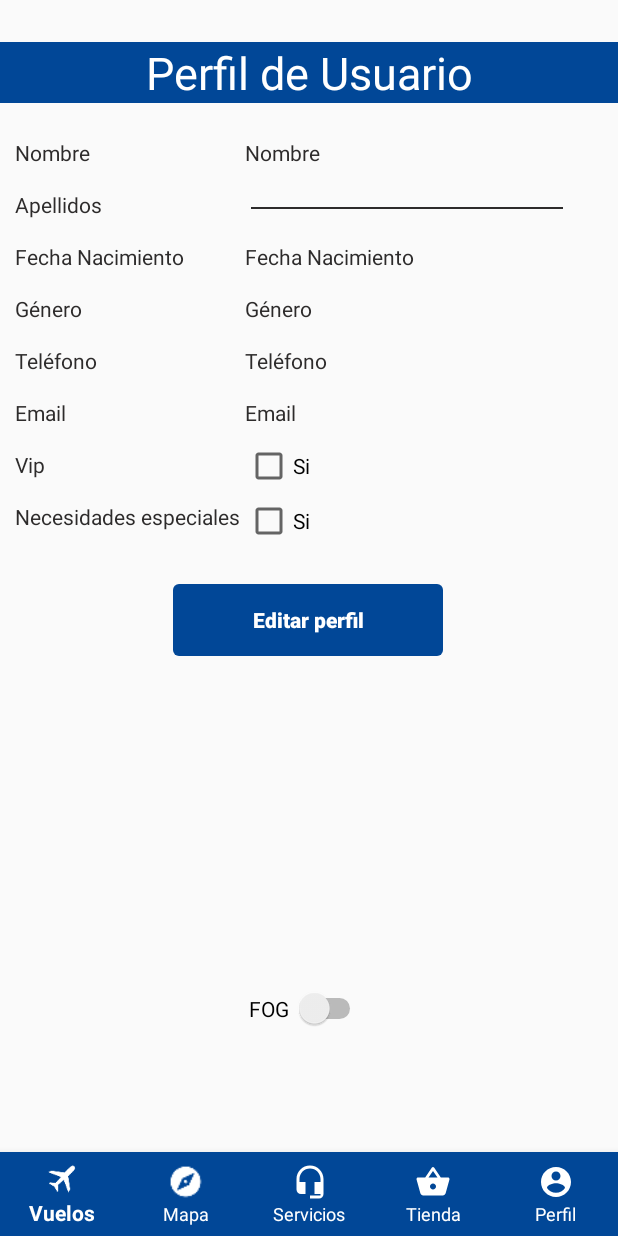
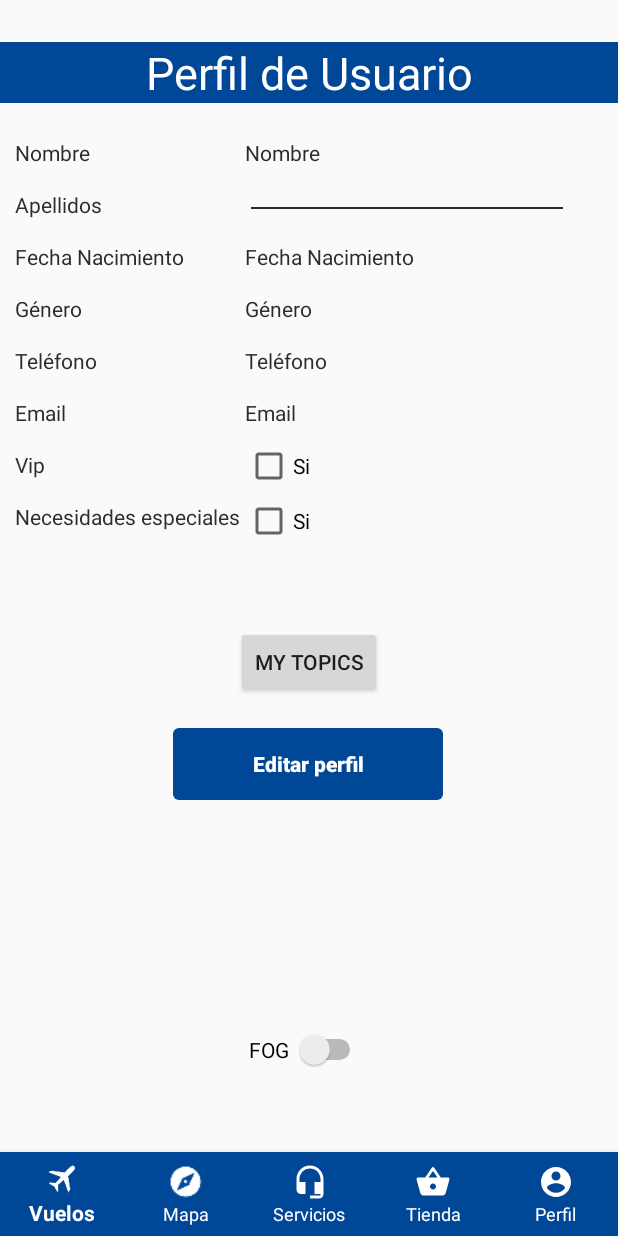
Before and after one commit to PTIN2020/A4, an Android app: the Perfil screen opened directly, with no data from a screen before it, on a phone screen of 412 x 824 dp. Run offline under Robolectric (Android 15) with nearby library versions, the phone set to English and light mode, and no system bars; our stand-ins replace Volley; network calls fail.

Commit message:
Actualización marcas en el mapa, Pantalla perfil con preferencias dialog (maquetar datos api)

```diff
--- a/app/src/main/java/terminal1/a4/listanegocios/Perfil.java
+++ b/app/src/main/java/terminal1/a4/listanegocios/Perfil.java
@@ -1,16 +1,32 @@
 package terminal1.a4.listanegocios;
 
 import androidx.annotation.NonNull;
+import androidx.appcompat.app.AlertDialog;
 import androidx.appcompat.app.AppCompatActivity;
 
+import android.content.DialogInterface;
 import android.content.Intent;
 import android.graphics.Color;
 import android.os.Bundle;
 import android.view.MenuItem;
 import android.view.View;
 import android.widget.Button;
+import android.widget.TextView;
 
+import com.android.volley.Request;
+import com.android.volley.RequestQueue;
+import com.android.volley.Response;
+import com.android.volley.VolleyError;
+import com.android.volley.toolbox.JsonArrayRequest;
+import com.android.volley.toolbox.JsonObjectRequest;
+import com.android.volley.toolbox.Volley;
 import com.google.android.material.bottomnavigation.BottomNavigationView;
+
+import org.json.JSONArray;
+import org.json.JSONException;
+import org.json.JSONObject;
+
+import java.util.ArrayList;
 
 import terminal1.a4.loginui.R;
 import terminal1.a4.loginui.mapa;
@@ -18,12 +34,90 @@ import terminal1.a4.loginui.servicios;
 import terminal1.a4.tarjeta_embarque.Tembarque;
 
 public class Perfil extends AppCompatActivity {
+    private TextView mTopicSelected;
+    private String[] listTopics;
+    private boolean[] checkedTopic;
+    private ArrayList<Integer> mUserTopics = new ArrayList<>();
+    private RequestQueue mQueue;
+    private String[] listIntereses;
+
 
     @Override
     protected void onCreate(Bundle savedInstanceState) {
+
         super.onCreate(savedInstanceState);
         setContentView(R.layout.activity_perfil);
         configureeditarperfil();
+
+        //API
+        mQueue = Volley.newRequestQueue(this);
+        jsonGet();
+
+
+        // Dialog
+        Button mTopic = (Button) findViewById(R.id.btntopic);
+        mTopicSelected = (TextView) findViewById(R.id.tvtopic);
+
+        listTopics = getResources().getStringArray(R.array.preferences);
+        checkedTopic = new boolean[listTopics.length];
+
+        mTopic.setOnClickListener(new View.OnClickListener() {
+            @Override
+            public void onClick(View v) {
+                AlertDialog.Builder mBuilder = new AlertDialog.Builder(Perfil.this);
+                mBuilder.setTitle(R.string.dialog_title);
+                mBuilder.setMultiChoiceItems(listTopics, checkedTopic, new DialogInterface.OnMultiChoiceClickListener() {
+                    @Override
+                    public void onClick(DialogInterface dialog, int position, boolean isChecked) {
+                        if(isChecked){
+                            if (! mUserTopics.contains(position)) {
+                                mUserTopics.add(position);
+                            }
+                        } else if (mUserTopics.contains(position)){
+                            mUserTopics.remove((Integer) position);
+                        }
+                    }
+                });
+
+                mBuilder.setCancelable(false);
+                mBuilder.setPositiveButton(R.string.ok_label, new DialogInterface.OnClickListener() {
+                    @Override
+                    public void onClick(DialogInterface dialog, int which) {
+                        String topic = "";
+                        for (int i = 0;  i < mUserTopics.size(); i++){
+                            // aqui es donde ser recogen los datos para crear el json.
+                            topic = topic + listTopics[mUserTopics.get(i)];
+                            if (i != mUserTopics.size()-1){
+                                topic = topic + ", ";
+                            }
+                        }
+                        mTopicSelected.setText(topic);
+                    }
+                });
+
+                mBuilder.setNegativeButton(R.string.Cancel_label, new DialogInterface.OnClickListener() {
+                    @Override
+                    public void onClick(DialogInterface dialog, int which) {
+                        dialog.dismiss();
+                    }
+                });
+
+                mBuilder.setNeutralButton(R.string.Clear_all_label, new DialogInterface.OnClickListener() {
+                    @Override
+                    public void onClick(DialogInterface dialog, int which) {
+                        for (int i=0; i < checkedTopic.length; i++){
+                            checkedTopic[i] = false;
+                            mUserTopics.clear();
+                            mTopicSelected.setText("");
+                        }
+                    }
+                });
+
+                AlertDialog mDialog = mBuilder.create();
+                mDialog.show();
+            }
+        });
+
 
         BottomNavigationView bottomNavigationView = (BottomNavigationView) findViewById(R.id.bottom_navigation);
 
@@ -54,6 +148,33 @@ public class Perfil extends AppCompatActivity {
             }
         });
     }
+
+    private void jsonGet() {
+        String url = "http://192.168.0.29:3000/intereses";
+        listIntereses = null;
+        JsonArrayRequest request = new JsonArrayRequest(Request.Method.GET, url, null,
+                new Response.Listener<JSONArray>() {
+                    @Override
+                    public void onResponse(JSONArray response) {
+                        try {
+                            listIntereses = response.getJSONObject(0).getString("interes").split(",");
+                            //for (int i = 0; i < listIntereses.length; i++) {
+                            //    mTopicSelected.append("pos "+ i + " " + listIntereses[i] + " ");
+                            //}
+                        } catch (JSONException e) {
+                            e.printStackTrace();
+                        }
+                    }
+                }, new Response.ErrorListener() {
+            @Override
+            public void onErrorResponse(VolleyError error) {
+                error.printStackTrace();
+                //mTextViewResult.setText(error.getMessage());
+            }
+        });
+        mQueue.add(request);
+    }
+
     private void configureeditarperfil(){
         Button edit = (Button) findViewById(R.id.editar);
         edit.setOnClickListener(new View.OnClickListener() {
--- a/app/src/main/res/layout/activity_perfil.xml
+++ b/app/src/main/res/layout/activity_perfil.xml
@@ -25,7 +25,7 @@
                 android:layout_width="180dp"
                 android:layout_height="wrap_content"
                 android:layout_gravity="center"
-                android:layout_marginTop="16dp"
+                android:layout_marginTop="112dp"
                 android:background="@drawable/btn_login"
                 android:stateListAnimator="@null"
                 android:text="Editar perfil"
@@ -107,93 +107,92 @@
                     android:layout_width="match_parent"
                     android:layout_height="match_parent"
                     android:layout_gravity="right"
+                    android:layout_marginLeft="10dp"
                     android:layout_weight="1.33"
-                    android:orientation="vertical"
-                    android:layout_marginLeft="10dp">
+                    android:orientation="vertical">
 
                     <TextView
                         android:id="@+id/textView1"
                         android:layout_width="match_parent"
                         android:layout_height="wrap_content"
+                        android:layout_marginBottom="15dp"
                         android:gravity="left"
                         android:text="Nombre  "
                         android:textAlignment="gravity"
                         android:textColor="@color/black"
-                        android:textIsSelectable="false"
-                        android:layout_marginBottom="15dp"/>
+                        android:textIsSelectable="false" />
 
                     <TextView
                         android:id="@+id/textView14"
                         android:layout_width="match_parent"
                         android:layout_height="wrap_content"
+                        android:layout_marginBottom="15dp"
                         android:gravity="left"
                         android:text="Apellidos  "
                         android:textAlignment="gravity"
                         android:textColor="@color/black"
-                        android:textIsSelectable="false"
-                        android:layout_marginBottom="15dp"/>
-
+                        android:textIsSelectable="false" />
 
 
                     <TextView
                         android:id="@+id/textView2"
                         android:layout_width="match_parent"
                         android:layout_height="wrap_content"
+                        android:layout_marginBottom="15dp"
                         android:gravity="left"
                         android:text="Fecha Nacimiento  "
                         android:textAlignment="gravity"
-                        android:textColor="@color/black"
-                        android:layout_marginBottom="15dp"/>
+                        android:textColor="@color/black" />
 
                     <TextView
                         android:id="@+id/textView3"
                         android:layout_width="match_parent"
                         android:layout_height="wrap_content"
+                        android:layout_marginBottom="15dp"
                         android:gravity="left"
                         android:text="Género  "
                         android:textAlignment="gravity"
-                        android:textColor="@color/black"
-                        android:layout_marginBottom="15dp"/>
+                        android:textColor="@color/black" />
 
                     <TextView
                         android:id="@+id/textView4"
                         android:layout_width="match_parent"
                         android:layout_height="wrap_content"
+                        android:layout_marginBottom="15dp"
                         android:gravity="left"
                         android:text="Teléfono  "
                         android:textAlignment="gravity"
-                        android:textColor="@color/black"
-                        android:layout_marginBottom="15dp"/>
+                        android:textColor="@color/black" />
 
                     <TextView
                         android:id="@+id/textView5"
                         android:layout_width="match_parent"
                         android:layout_height="wrap_content"
+                        android:layout_marginBottom="15dp"
                         android:gravity="left"
                         android:text="Email  "
                         android:textAlignment="gravity"
-                        android:textColor="@color/black"
-                        android:layout_marginBottom="15dp"/>
+                        android:textColor="@color/black" />
 
                     <TextView
                         android:id="@+id/textView7"
                         android:layout_width="match_parent"
                         android:layout_height="wrap_content"
+                        android:layout_marginBottom="15dp"
                         android:gravity="left"
                         android:text="Vip  "
                         android:textAlignment="gravity"
-                        android:textColor="@color/black"
-                        android:layout_marginBottom="15dp"/>
+                        android:textColor="@color/black" />
 
                     <TextView
                         android:id="@+id/textView8"
                         android:layout_width="match_parent"
                         android:layout_height="wrap_content"
+                        android:layout_marginBottom="15dp"
                         android:gravity="left"
                         android:text="Necesidades especiales  "
                         android:textAlignment="gravity"
-                        android:textColor="@color/black"
-                        android:layout_marginBottom="15dp"/>
+                        android:textColor="@color/black" />
 
                 </LinearLayout>
 
@@ -207,72 +206,95 @@
                         android:id="@+id/textView9"
                         android:layout_width="match_parent"
                         android:layout_height="wrap_content"
+                        android:layout_marginBottom="15dp"
                         android:text="Nombre"
-                        android:textColor="@color/black"
-                        android:layout_marginBottom="15dp"/>
+                        android:textColor="@color/black" />
 
                     <EditText
                         android:id="@+id/editText13"
                         android:layout_width="match_parent"
                         android:layout_height="19dp"
+                        android:layout_marginBottom="15dp"
                         android:ems="10"
                         android:inputType="textPersonName"
                         android:text="1º Apellido"
-                        android:textSize="14sp"
-                        android:layout_marginBottom="15dp"/>
-
+                        android:textSize="14sp" />
 
 
                     <TextView
                         android:id="@+id/textView10"
                         android:layout_width="match_parent"
                         android:layout_height="wrap_content"
+                        android:layout_marginBottom="15dp"
                         android:text="Fecha Nacimiento"
-                        android:textColor="@color/black"
-                        android:layout_marginBottom="15dp"/>
+                        android:textColor="@color/black" />
 
                     <TextView
                         android:id="@+id/textView11"
                         android:layout_width="match_parent"
                         android:layout_height="wrap_content"
+                        android:layout_marginBottom="15dp"
                         android:text="Género"
-                        android:textColor="@color/black"
-                        android:layout_marginBottom="15dp"/>
+                        android:textColor="@color/black" />
 
                     <TextView
                         android:id="@+id/textView12"
                         android:layout_width="match_parent"
                         android:layout_height="wrap_content"
+                        android:layout_marginBottom="15dp"
                         android:text="Teléfono"
-                        android:textColor="@color/black"
-                        android:layout_marginBottom="15dp"/>
+                        android:textColor="@color/black" />
 
                     <TextView
                         android:id="@+id/textView13"
                         android:layout_width="match_parent"
                         android:layout_height="wrap_content"
+                        android:layout_marginBottom="15dp"
                         android:text="Email"
-                        android:textColor="@color/black"
-                        android:layout_marginBottom="15dp"/>
+                        android:textColor="@color/black" />
 
                     <CheckBox
-                        android:text="Si"
                         android:layout_width="match_parent"
                         android:layout_height="21dp"
-                        android:layout_marginBottom="15dp">
+                        android:layout_marginBottom="15dp"
+                        android:text="Si">
 
                     </CheckBox>
 
                     <CheckBox
-                        android:text="Si"
                         android:layout_width="match_parent"
                         android:layout_height="21dp"
-                        android:layout_marginBottom="15dp">
+                        android:layout_marginBottom="15dp"
+                        android:text="Si">
 
                     </CheckBox>
 
                 </LinearLayout>
             </LinearLayout>
+
+            <Button
+                android:id="@+id/btntopic"
+                android:layout_width="wrap_content"
+                android:layout_height="wrap_content"
+                android:layout_marginTop="24dp"
+                android:text="MY TOPICS"
+                app:layout_constraintBottom_toTopOf="@+id/editar"
+                app:layout_constraintEnd_toEndOf="parent"
+                app:layout_constraintStart_toStartOf="parent"
+                app:layout_constraintTop_toBottomOf="@+id/linearLayout2" />
+
+            <TextView
+                android:id="@+id/tvtopic"
+                android:layout_width="wrap_content"
+                android:layout_height="wrap_content"
+                android:textSize="25sp"
+                android:textStyle="italic"
+                app:layout_constraintBottom_toBottomOf="parent"
+                app:layout_constraintEnd_toEndOf="parent"
+                app:layout_constraintHorizontal_bias="0.498"
+                app:layout_constraintStart_toStartOf="parent"
+                app:layout_constraintTop_toBottomOf="@+id/linearLayout2"
+                app:layout_constraintVertical_bias="0.0" />
 
             android:background="?android:attr/selectableItemBackground"
 
--- a/app/src/main/res/values/strings.xml
+++ b/app/src/main/res/values/strings.xml
@@ -11,5 +11,16 @@
     <string name="invalid_username">Not a valid username</string>
     <string name="invalid_password">Password must be >5 characters</string>
     <string name="login_failed">"Login failed"</string>
+    <string name="dialog_title">Preferencias disponibles</string>
+    <string name="ok_label">OK</string>
+    <string name="Cancel_label">Cancel</string>
+    <string name="Clear_all_label">Clear all</string>
+
+    <string-array name="preferences">
+        <item>Restaurantes</item>
+        <item>Tiendas</item>
+        <item>Salas Vip</item>
+        <item>Puntos información</item>
+    </string-array>
 
 </resources>
```
Also changed, not shown: app/src/main/java/terminal1/a4/loginui/mapa.java (+45 -2 lines).
